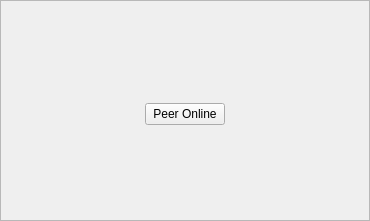
Above: retroshare-gui/src/gui/toaster/OnlineToaster.ui from RetroShare/RetroShare before the change. Below: the same form after it.
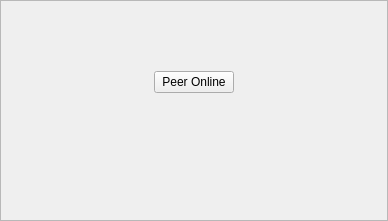
That is the form after the change. Icons and pictures are not drawn.

Commit message: -replaced MessageToaster with OnlineToaster for POPUP_CONNECT

Diff of the .ui file:
```diff
--- a/retroshare-gui/src/gui/toaster/OnlineToaster.ui
+++ b/retroshare-gui/src/gui/toaster/OnlineToaster.ui
@@ -5,27 +5,15 @@
    <rect>
     <x>0</x>
     <y>0</y>
-    <width>370</width>
+    <width>388</width>
     <height>221</height>
    </rect>
   </property>
   <layout class="QGridLayout" >
-   <property name="leftMargin" >
+   <property name="margin" >
     <number>0</number>
    </property>
-   <property name="topMargin" >
-    <number>0</number>
-   </property>
-   <property name="rightMargin" >
-    <number>0</number>
-   </property>
-   <property name="bottomMargin" >
-    <number>0</number>
-   </property>
-   <property name="horizontalSpacing" >
-    <number>0</number>
-   </property>
-   <property name="verticalSpacing" >
+   <property name="spacing" >
     <number>0</number>
    </property>
    <item row="0" column="0" >
@@ -36,43 +24,19 @@
      <property name="frameShadow" >
       <enum>QFrame::Raised</enum>
      </property>
-     <layout class="QGridLayout" >
-      <property name="leftMargin" >
-       <number>0</number>
-      </property>
-      <property name="topMargin" >
-       <number>0</number>
-      </property>
-      <property name="rightMargin" >
-       <number>0</number>
-      </property>
-      <property name="bottomMargin" >
-       <number>0</number>
-      </property>
-      <property name="horizontalSpacing" >
-       <number>0</number>
-      </property>
+     <layout class="QGridLayout" name="gridLayout_2" >
       <property name="verticalSpacing" >
        <number>0</number>
       </property>
+      <property name="margin" >
+       <number>0</number>
+      </property>
       <item row="0" column="0" >
        <layout class="QGridLayout" >
-        <property name="leftMargin" >
+        <property name="margin" >
          <number>0</number>
         </property>
-        <property name="topMargin" >
-         <number>0</number>
-        </property>
-        <property name="rightMargin" >
-         <number>0</number>
-        </property>
-        <property name="bottomMargin" >
-         <number>0</number>
-        </property>
-        <property name="horizontalSpacing" >
-         <number>0</number>
-        </property>
-        <property name="verticalSpacing" >
+        <property name="spacing" >
          <number>0</number>
         </property>
         <item row="0" column="2" >
@@ -90,7 +54,8 @@
            </size>
           </property>
           <property name="icon" >
-           <iconset resource="../images.qrc" >:/images/close-down.png</iconset>
+           <iconset resource="../images.qrc" >
+            <normaloff>:/images/close-down.png</normaloff>:/images/close-down.png</iconset>
           </property>
           <property name="iconSize" >
            <size>
@@ -108,7 +73,7 @@
           <property name="orientation" >
            <enum>Qt::Horizontal</enum>
           </property>
-          <property name="sizeHint" >
+          <property name="sizeHint" stdset="0" >
            <size>
             <width>225</width>
             <height>22</height>
@@ -120,26 +85,32 @@
       </item>
       <item row="1" column="0" >
        <layout class="QGridLayout" >
+        <property name="spacing" >
+         <number>0</number>
+        </property>
         <item row="0" column="0" >
          <spacer>
           <property name="orientation" >
            <enum>Qt::Horizontal</enum>
           </property>
-          <property name="sizeHint" >
+          <property name="sizeType" >
+           <enum>QSizePolicy::Expanding</enum>
+          </property>
+          <property name="sizeHint" stdset="0" >
            <size>
             <width>121</width>
-            <height>61</height>
+            <height>48</height>
            </size>
           </property>
          </spacer>
         </item>
         <item row="0" column="1" >
-         <widget class="QLabel" name="label" >
+         <widget class="QLabel" name="pixmaplabel" >
           <property name="text" >
            <string/>
           </property>
           <property name="pixmap" >
-           <pixmap resource="../images.qrc" >:/images/kdmconfig.png</pixmap>
+           <pixmap resource="../images.qrc" >:/images/user/identity32.png</pixmap>
           </property>
          </widget>
         </item>
@@ -148,10 +119,13 @@
           <property name="orientation" >
            <enum>Qt::Horizontal</enum>
           </property>
-          <property name="sizeHint" >
+          <property name="sizeType" >
+           <enum>QSizePolicy::Expanding</enum>
+          </property>
+          <property name="sizeHint" stdset="0" >
            <size>
             <width>111</width>
-            <height>71</height>
+            <height>48</height>
            </size>
           </property>
          </spacer>
@@ -159,16 +133,19 @@
        </layout>
       </item>
       <item row="2" column="0" >
-       <layout class="QGridLayout" >
-        <item row="0" column="0" >
+       <layout class="QGridLayout" name="gridLayout" >
+        <property name="horizontalSpacing" >
+         <number>6</number>
+        </property>
+        <item rowspan="2" row="0" column="0" >
          <spacer>
           <property name="orientation" >
            <enum>Qt::Horizontal</enum>
           </property>
-          <property name="sizeHint" >
+          <property name="sizeHint" stdset="0" >
            <size>
             <width>137</width>
-            <height>41</height>
+            <height>58</height>
            </size>
           </property>
          </spacer>
@@ -180,19 +157,26 @@
           </property>
          </widget>
         </item>
-        <item row="0" column="2" >
+        <item rowspan="2" row="0" column="2" >
          <spacer>
           <property name="orientation" >
            <enum>Qt::Horizontal</enum>
           </property>
-          <property name="sizeHint" >
+          <property name="sizeHint" stdset="0" >
            <size>
             <width>136</width>
-            <height>31</height>
+            <height>58</height>
            </size>
           </property>
          </spacer>
         </item>
+        <item row="1" column="1" >
+         <widget class="QLabel" name="messageLabel" >
+          <property name="text" >
+           <string/>
+          </property>
+         </widget>
+        </item>
        </layout>
       </item>
       <item row="3" column="0" >
@@ -200,7 +184,7 @@
         <property name="orientation" >
          <enum>Qt::Vertical</enum>
         </property>
-        <property name="sizeHint" >
+        <property name="sizeHint" stdset="0" >
          <size>
           <width>368</width>
           <height>61</height>
```
The commit also changes 6 other files.
